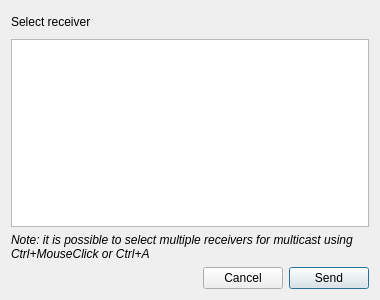
SergeyGadzhilov/SHSH, file src/ui/DestinationDialog.ui: the form before one commit.
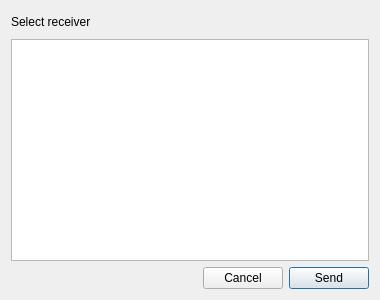
The form after the commit. Icons and pictures are not drawn.

Commit message: Fixed #39 styles for receiver dialog (#51)

The edit to the form file:
```diff
--- a/src/ui/DestinationDialog.ui
+++ b/src/ui/DestinationDialog.ui
@@ -93,21 +93,6 @@
      </property>
     </widget>
    </item>
-   <item>
-    <widget class="QLabel" name="label_multicast">
-     <property name="font">
-      <font>
-       <italic>true</italic>
-      </font>
-     </property>
-     <property name="text">
-      <string>Note: it is possible to select multiple receivers for multicast using Ctrl+MouseClick or Ctrl+A</string>
-     </property>
-     <property name="wordWrap">
-      <bool>true</bool>
-     </property>
-    </widget>
-   </item>
    <item>
     <layout class="QHBoxLayout" name="horizontalLayout">
      <item>
```
Left out of the diff: 10 changed lines with no effect on the pictures. The commit also changes 5 other files.
